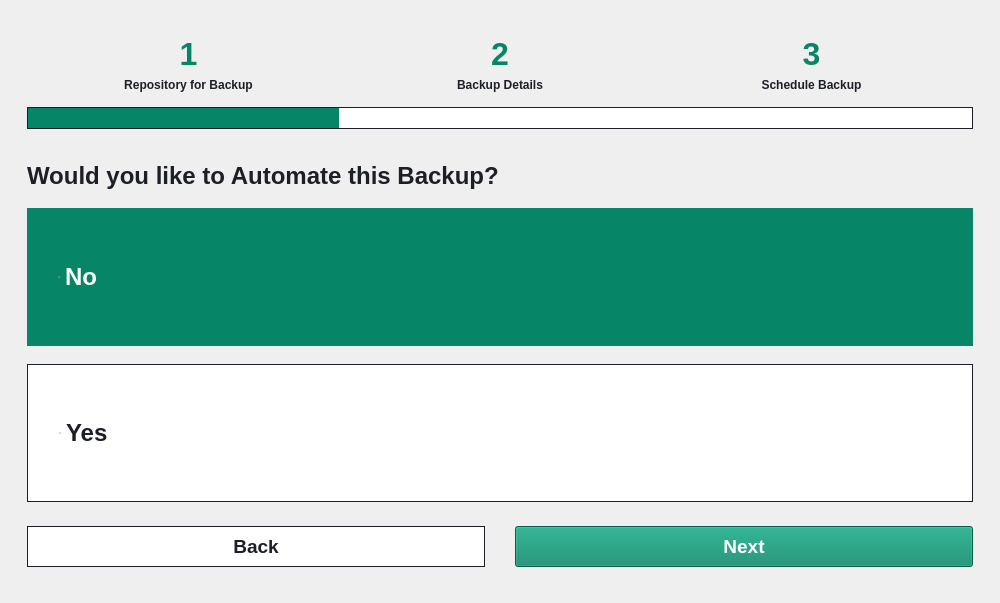
This is src/gui/tabs/backup_tab.ui in HPE-Backup-and-Recovery-System/ResilioZ as Qt 5 draws it before an edit. The edited form follows.
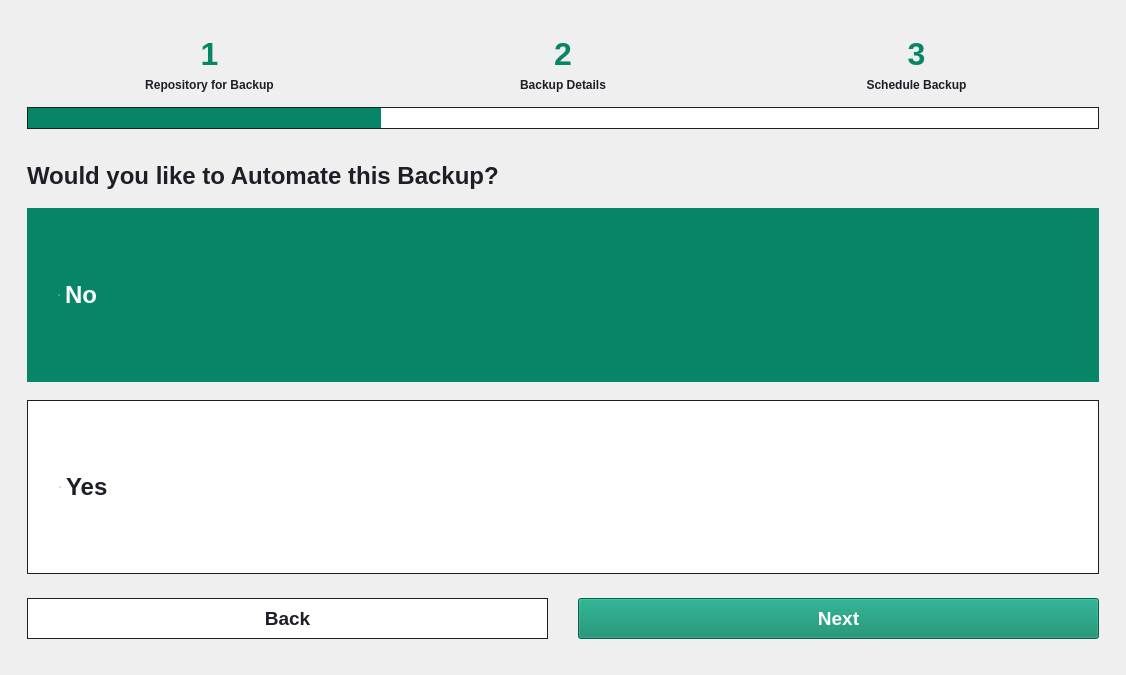
This is the edited form. The open tabs and pages were chosen to show the change. Icons and pictures are not drawn.

Patch:
```diff
--- a/src/gui/tabs/backup_tab.ui
+++ b/src/gui/tabs/backup_tab.ui
@@ -6,8 +6,8 @@
    <rect>
     <x>0</x>
     <y>0</y>
-    <width>1000</width>
-    <height>603</height>
+    <width>1126</width>
+    <height>675</height>
    </rect>
   </property>
   <property name="mouseTracking">
```
Left out of the diff: 4 changed lines with no effect on the pictures.
